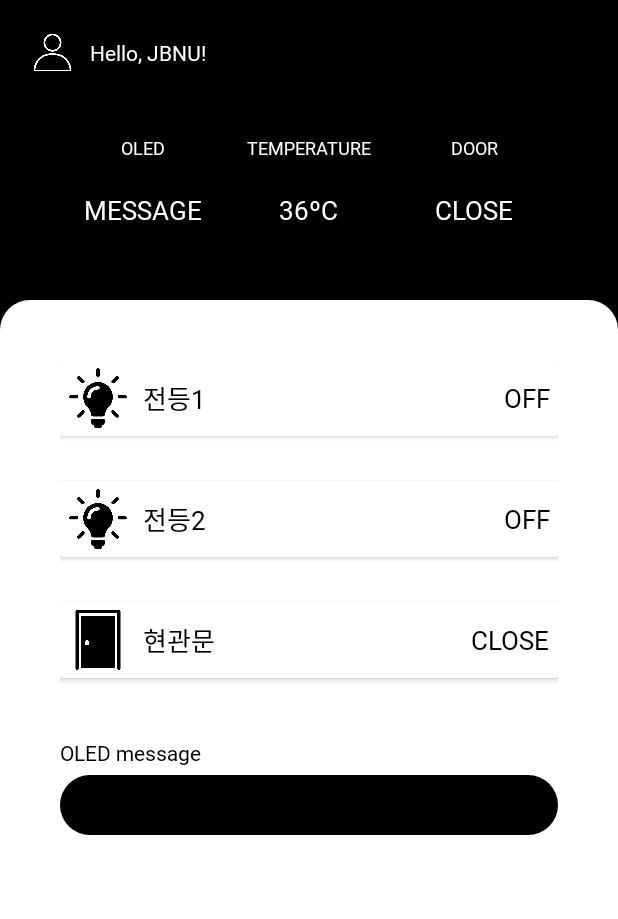
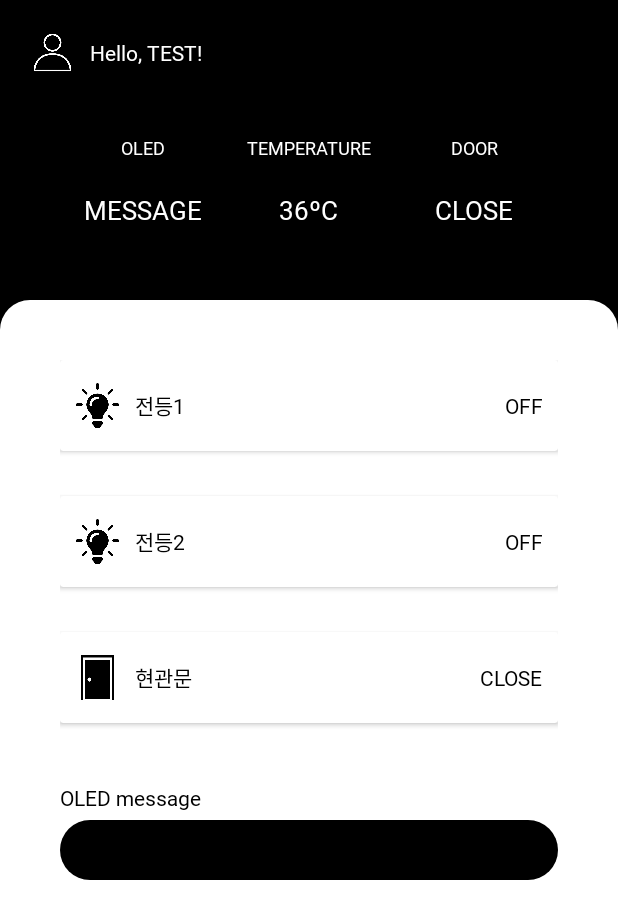
Before and after one commit to hyeonseongkang/SmartHome, an Android app: the screen it shows after launch (MainActivity), on a phone screen of 412 x 824 dp. Shown: the top 919 px of the screen. Run offline under Robolectric (Android 15) with nearby library versions, the phone set to English and light mode, and no system bars; our stand-ins replace Firebase (no records; nobody signed in at launch, a user with empty details on screens opened directly).

Commit message:
feat: MainInit

```diff
--- a/Android/app/build.gradle
+++ b/Android/app/build.gradle
@@ -27,6 +27,14 @@ android {
         sourceCompatibility JavaVersion.VERSION_1_8
         targetCompatibility JavaVersion.VERSION_1_8
     }
+
+    viewBinding {
+        enabled true
+    }
+
+    dataBinding {
+        enabled true
+    }
 }
 
 dependencies {
--- a/Android/app/src/main/java/com/example/android/view/MainActivity.java
+++ b/Android/app/src/main/java/com/example/android/view/MainActivity.java
@@ -1,17 +1,92 @@
 package com.example.android.view;
 
 import androidx.appcompat.app.AppCompatActivity;
+import androidx.lifecycle.Observer;
+import androidx.lifecycle.ViewModelProvider;
 
 import android.os.Bundle;
+import android.view.LayoutInflater;
+import android.view.View;
 
 import com.example.android.R;
+import com.example.android.databinding.ActivityMainBinding;
+import com.example.android.viewmodel.MainViewModel;
 
 public class MainActivity extends AppCompatActivity {
+
+    ActivityMainBinding binding;
+
+    MainViewModel viewModel;
 
 
     @Override
     protected void onCreate(Bundle savedInstanceState) {
         super.onCreate(savedInstanceState);
-        setContentView(R.layout.activity_main);
+        binding = ActivityMainBinding.inflate(getLayoutInflater());
+        setContentView(binding.getRoot());
+
+        init();
+        initObserve();
+        initListener();
     }
+
+    void init(){
+        viewModel = new ViewModelProvider(this).get(MainViewModel.class);
+
+    }
+
+    void initObserve() {
+        viewModel.getLedLiveData().observe(this, new Observer<String>() {
+            @Override
+            public void onChanged(String s) {
+
+            }
+        });
+
+        viewModel.getDoorLiveData().observe(this, new Observer<Boolean>() {
+            @Override
+            public void onChanged(Boolean aBoolean) {
+
+            }
+        });
+
+        viewModel.getTemperatureLiveData().observe(this, new Observer<String>() {
+            @Override
+            public void onChanged(String s) {
+
+            }
+        });
+
+        viewModel.getOLEDMessageLiveData().observe(this, new Observer<String>() {
+            @Override
+            public void onChanged(String s) {
+
+            }
+        });
+    }
+
+    void initListener() {
+        binding.light1.setOnClickListener(new View.OnClickListener() {
+            @Override
+            public void onClick(View view) {
+
+            }
+        });
+
+        binding.light2.setOnClickListener(new View.OnClickListener() {
+            @Override
+            public void onClick(View view) {
+
+            }
+        });
+
+        binding.door.setOnClickListener(new View.OnClickListener() {
+            @Override
+            public void onClick(View view) {
+
+            }
+        });
+    }
+
+
 }
--- a/Android/app/src/main/res/layout/activity_main.xml
+++ b/Android/app/src/main/res/layout/activity_main.xml
@@ -30,7 +30,7 @@
             <TextView
                 android:layout_width="wrap_content"
                 android:layout_height="wrap_content"
-                android:text="Hello, JBNU!"
+                android:text="Hello, TEST!"
                 android:textColor="#FFFFFF"
                 android:layout_toRightOf="@+id/profileImage"
                 android:layout_centerVertical="true"
@@ -154,12 +154,15 @@
                 <RelativeLayout
                     android:layout_width="match_parent"
                     android:layout_height="wrap_content"
-                    android:padding="5dp">
+                    android:paddingBottom="15dp"
+                    android:paddingTop="15dp"
+                    android:paddingLeft="10dp"
+                    android:paddingRight="10dp">
 
                     <ImageView
                         android:id="@+id/image"
-                        android:layout_width="40dp"
-                        android:layout_height="40dp"
+                        android:layout_width="30dp"
+                        android:layout_height="30dp"
                         android:background="@drawable/lamp4"
                         android:scaleType="fitXY" />
 
@@ -172,7 +175,7 @@
                         android:fontFamily="@font/scd5"
                         android:text="전등1"
                         android:textColor="#000000"
-                        android:textSize="17dp" />
+                        android:textSize="14dp" />
 
                     <TextView
                         android:id="@+id/light1State"
@@ -184,7 +187,7 @@
                         android:fontFamily="@font/scd5"
                         android:text="OFF"
                         android:textColor="#000000"
-                        android:textSize="17dp" />
+                        android:textSize="14dp" />
                 </RelativeLayout>
 
 
@@ -200,12 +203,15 @@
                 <RelativeLayout
                     android:layout_width="match_parent"
                     android:layout_height="wrap_content"
-                    android:padding="5dp">
+                    android:paddingBottom="15dp"
+                    android:paddingTop="15dp"
+                    android:paddingLeft="10dp"
+                    android:paddingRight="10dp">
 
                     <ImageView
                         android:id="@+id/image2"
-                        android:layout_width="40dp"
-                        android:layout_height="40dp"
+                        android:layout_width="30dp"
+                        android:layout_height="30dp"
                         android:background="@drawable/lamp4"
                         android:scaleType="fitXY" />
 
@@ -218,7 +224,7 @@
                         android:fontFamily="@font/scd5"
                         android:text="전등2"
                         android:textColor="#000000"
-                        android:textSize="17dp" />
+                        android:textSize="14dp" />
 
                     <TextView
                         android:id="@+id/light2State"
@@ -230,7 +236,7 @@
                         android:fontFamily="@font/scd5"
                         android:text="OFF"
                         android:textColor="#000000"
-                        android:textSize="17dp" />
+                        android:textSize="14dp" />
 
                 </RelativeLayout>
             </androidx.cardview.widget.CardView>
@@ -244,12 +250,15 @@
                 <RelativeLayout
                     android:layout_width="match_parent"
                     android:layout_height="wrap_content"
-                    android:padding="5dp">
+                    android:paddingBottom="15dp"
+                    android:paddingTop="15dp"
+                    android:paddingLeft="10dp"
+                    android:paddingRight="10dp">
 
                     <ImageView
                         android:id="@+id/image3"
-                        android:layout_width="40dp"
-                        android:layout_height="40dp"
+                        android:layout_width="30dp"
+                        android:layout_height="30dp"
                         android:background="@drawable/door2"
                         android:scaleType="fitXY" />
 
@@ -262,7 +271,7 @@
                         android:fontFamily="@font/scd5"
                         android:text="현관문"
                         android:textColor="#000000"
-                        android:textSize="17dp" />
+                        android:textSize="14dp" />
 
                     <TextView
                         android:id="@+id/doorState"
@@ -274,7 +283,7 @@
                         android:fontFamily="@font/scd5"
                         android:text="CLOSE"
                         android:textColor="#000000"
-                        android:textSize="17dp" />
+                        android:textSize="14dp" />
                 </RelativeLayout>
 
             </androidx.cardview.widget.CardView>
```
